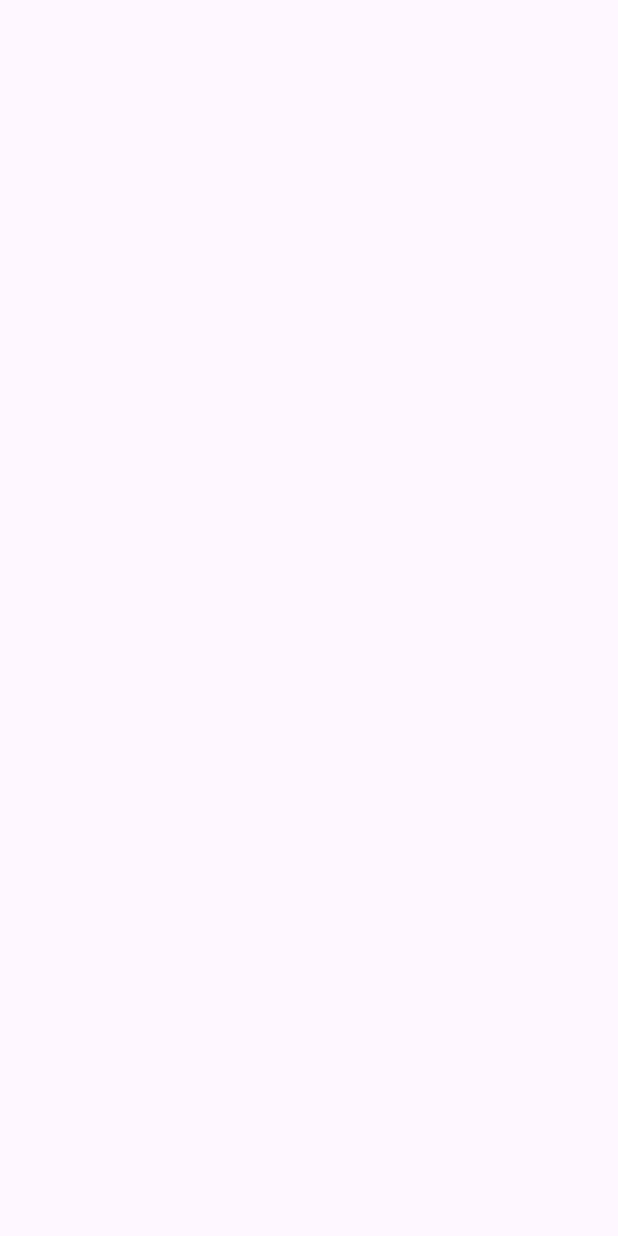
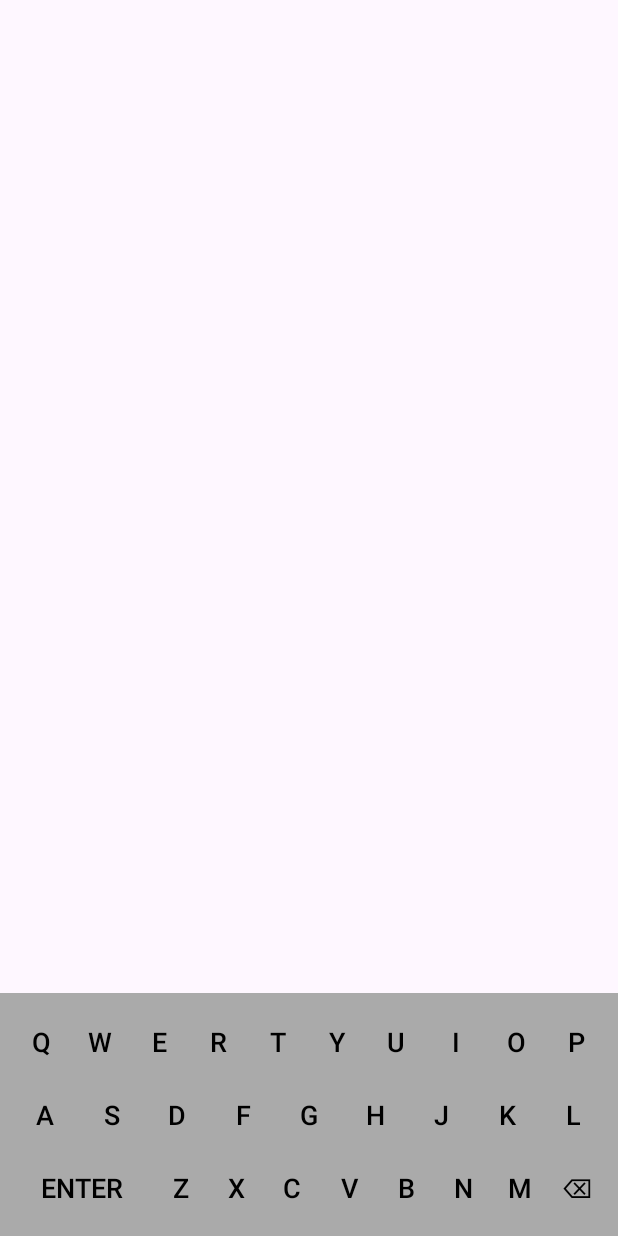
Before and after one commit to YaliMeron/Project, an Android app: the screen it shows after launch (MainActivity), on a phone screen of 412 x 824 dp. Before the commit the screen is empty. Run offline under Robolectric (Android 15) with nearby library versions, the phone set to English and light mode, and no system bars.

Commit message:
java code for keyboard

```diff
--- a/app/src/main/java/com/example/first/MainActivity.java
+++ b/app/src/main/java/com/example/first/MainActivity.java
@@ -1,17 +1,69 @@
 package com.example.first;
 
 import android.os.Bundle;
-
-import androidx.activity.EdgeToEdge;
+import android.widget.Button;
+import android.widget.TextView;
 import androidx.appcompat.app.AppCompatActivity;
-import androidx.core.graphics.Insets;
-import androidx.core.view.ViewCompat;
-import androidx.core.view.WindowInsetsCompat;
 
 public class MainActivity extends AppCompatActivity {
+    private TextView inputTextView;
+    private StringBuilder currentInput = new StringBuilder();
+    private static final int MAX_WORD_LENGTH = 5;
 
-    String x = "WATER";
-    char[] array = new char[5];
+    @Override
+    protected void onCreate(Bundle savedInstanceState) {
+        super.onCreate(savedInstanceState);
+        setContentView(R.layout.activity_main); // Make sure your XML file matches this
 
+        inputTextView = findViewById(R.id.wordInput);
+        setupKeyboard();
+    }
 
+    private void setupKeyboard() {
+        String letters = "ABCDEFGHIJKLMNOPQRSTUVWXYZ";
+
+        for (char letter : letters.toCharArray()) {
+            int buttonId = getResources().getIdentifier("btn" + letter, "id", getPackageName());
+            if (buttonId != 0) {
+                Button button = findViewById(buttonId);
+                if (button != null) {
+                    button.setOnClickListener(v -> onLetterClick(letter));
+                }
+            }
+        }
+
+        findViewById(R.id.btnEnter).setOnClickListener(v -> onEnterClick());
+        findViewById(R.id.btnBackspace).setOnClickListener(v -> onBackspaceClick());
+    }
+
+    private void onLetterClick(char letter) {
+        if (currentInput.length() < MAX_WORD_LENGTH) {
+            currentInput.append(letter);
+            updateDisplay();
+        }
+    }
+
+    private void onBackspaceClick() {
+        if (currentInput.length() > 0) {
+            currentInput.deleteCharAt(currentInput.length() - 1);
+            updateDisplay();
+        }
+    }
+
+    private void onEnterClick() {
+        if (currentInput.length() == MAX_WORD_LENGTH) {
+            // Handle word submission logic
+            validateWord(currentInput.toString());
+            currentInput.setLength(0);
+            updateDisplay();
+        }
+    }
+
+    private void updateDisplay() {
+        inputTextView.setText(currentInput.toString());
+    }
+
+    private void validateWord(String word) {
+        // Implement your Wordle logic here (e.g., checking against a word list)
+    }
 }
--- a/app/src/main/res/layout/activity_main.xml
+++ b/app/src/main/res/layout/activity_main.xml
@@ -1,10 +1,25 @@
 <?xml version="1.0" encoding="utf-8"?>
-<LinearLayout xmlns:android="http://schemas.android.com/apk/res/android"
+<RelativeLayout xmlns:android="http://schemas.android.com/apk/res/android"
     android:layout_width="match_parent"
-    android:layout_height="match_parent"
-    android:layout_gravity="bottom"
+    android:layout_height="match_parent">
+
+
+    <TextView
+        android:id="@+id/wordInput"
+        android:layout_width="wrap_content"
+        android:layout_height="wrap_content"
+        android:gravity="center"
+        android:text=""
+        android:textSize="24sp" />
+
+    <LinearLayout
+        android:id="@+id/keyboardLayout"
+        android:layout_width="match_parent"
+        android:layout_height="wrap_content"
+        android:layout_alignParentBottom="true"
         android:orientation="vertical"
-    android:padding="8dp">
+        android:padding="8dp"
+        android:background="@android:color/darker_gray">
 
         <!-- First Row -->
         <LinearLayout
@@ -63,4 +78,7 @@
             <Button android:id="@+id/btnM" android:text="M" style="@style/KeyboardButton" />
             <Button android:id="@+id/btnBackspace" android:text="⌫" style="@style/KeyboardButton" />
         </LinearLayout>
+
     </LinearLayout>
+
+</RelativeLayout>
--- a/gradle/libs.versions.toml
+++ b/gradle/libs.versions.toml
@@ -1,5 +1,5 @@
 [versions]
-agp = "8.6.0"
+agp = "8.7.3"
 junit = "4.13.2"
 junitVersion = "1.1.5"
 espressoCore = "3.5.1"
```
Lines whose indentation alone changed are shown as unchanged.
